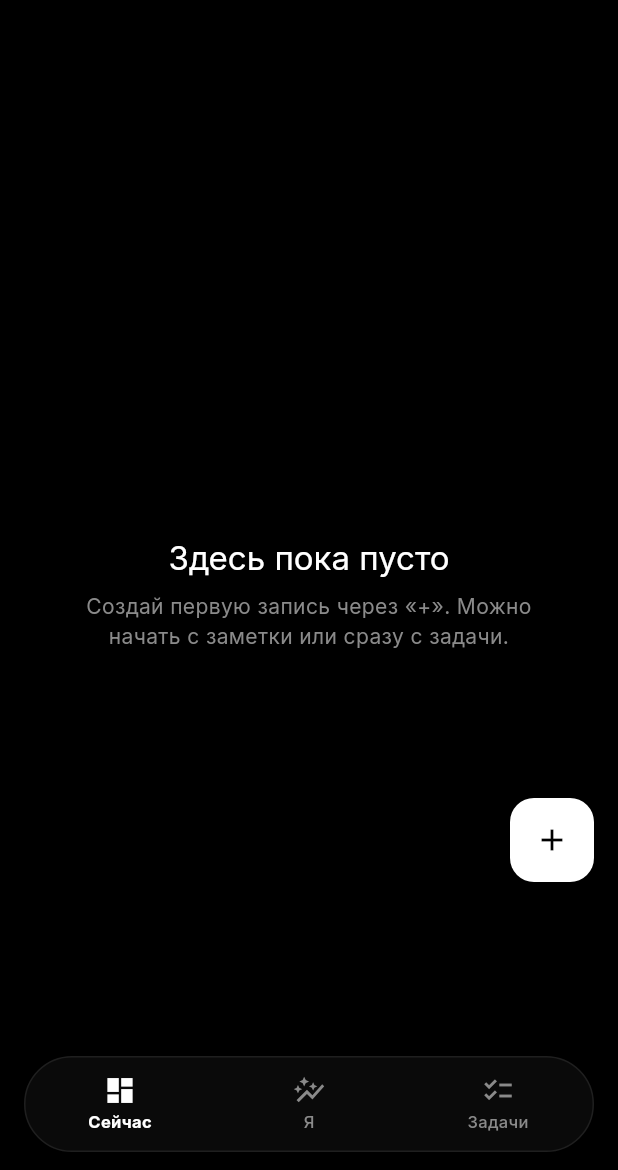
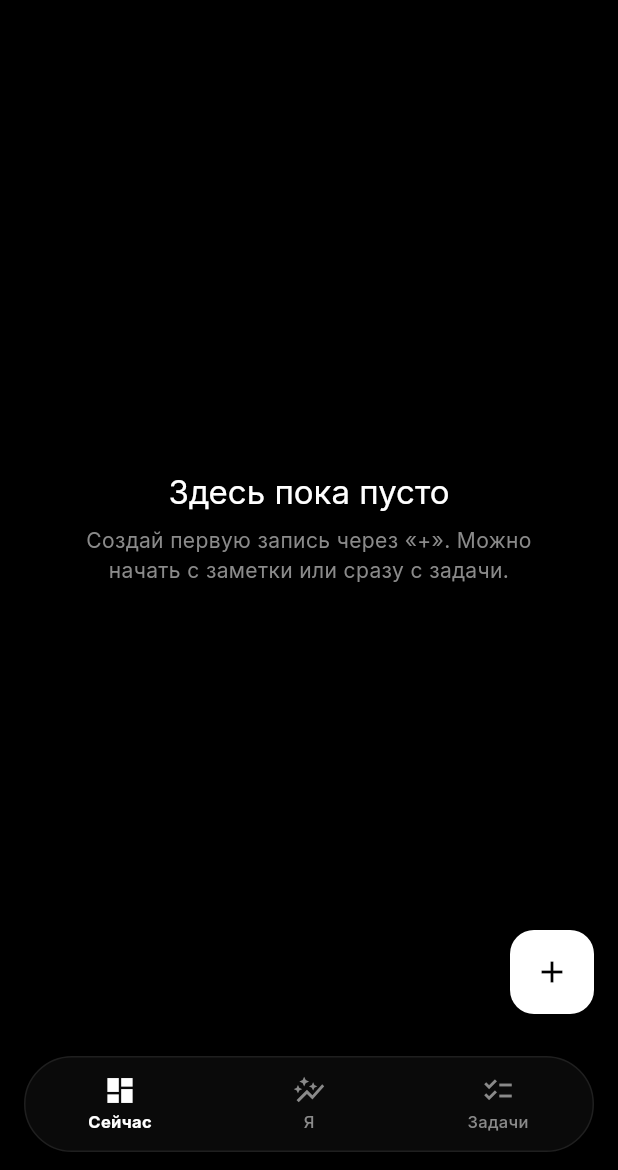
Before and after one commit to gamegroyvi/noetica, a Flutter app: the HomeShell screen opened directly, on a phone screen of 412 x 824 dp, the part 66-1236 px from its top. Run offline on Flutter 3.47's test engine with Material 3 defaults, Android fonts, the phone set to English and light mode, and no system bars; our stand-ins replace audioplayers, flutter_local_notifications, flutter_riverpod, flutter_secure_storage, flutter_timezone, google_fonts and 7 more; missing offline and left inert: local_notifier, tray_manager, window_manager; accounts and stored records are empty.

Commit message:
fix(home_shell): drop extendBody so capsule tabbar doesn't overlap content
Pulled extendBody:true and the manual MediaQuery padding injection — many
screens use hard-coded ListView bottom padding rather than MediaQuery, so
sliding the body under the capsule was clipping their last items. The FAB
also had a fragile EdgeInsets.only(bottom: kFloatingTabBarReserve) that
pushed it visibly up on every screen.

The capsule still floats visually thanks to the horizontal/vertical
margins inside _FloatingTabBar, and Scaffold now reserves the bar's
intrinsic height + places the FAB right above it without compensation.

Co-Authored-By: 75sohwiork <grouvi20@mail.ru>

```diff
--- a/lib/features/home/home_shell.dart
+++ b/lib/features/home/home_shell.dart
@@ -25,8 +25,6 @@ const double _kRailExtended = 1200;
 /// hidden under the bar.
 const double kFloatingTabBarHeight = 64;
 const double kFloatingTabBarMargin = 12;
-const double kFloatingTabBarReserve =
-    kFloatingTabBarHeight + kFloatingTabBarMargin * 2;
 
 class HomeShell extends ConsumerStatefulWidget {
   const HomeShell({super.key});
@@ -196,28 +194,22 @@ class _HomeShellState extends ConsumerState<HomeShell> {
       // the bar's selectedIndex so it doesn't break when index = 3 (would
       // happen if user navigated to journal then resized to mobile).
       final mobileSelected = _index < _destinations.length ? _index : 0;
-      // Telegram-style floating tab bar: the body extends behind the
-      // bar; the bar itself sits in a margin'd, fully-rounded capsule
-      // that hovers over content and matches the new TG iOS design.
-      // Pages get an extra bottom inset injected via MediaQuery so
-      // their last items aren't hidden under the capsule.
+      // Telegram-style floating tab bar: the bar is a fully-rounded
+      // capsule with horizontal margins + a shadow so it visually hovers
+      // over content. We deliberately do NOT use extendBody:true here —
+      // letting the body slide UNDER the capsule means many screens
+      // (which use hard-coded ListView padding instead of MediaQuery)
+      // end up with their last items clipped, and the FAB has to be
+      // pushed up by a fragile constant. Keeping the bar inside the
+      // standard bottomNavigationBar slot lets Scaffold reserve the
+      // exact height and place the FAB right above the capsule, while
+      // the 12 px outer margin in _FloatingTabBar still produces the
+      // floating-capsule look the user asked for.
       return Scaffold(
-        extendBody: true,
-        body: MediaQuery(
-          data: MediaQuery.of(context).copyWith(
-            padding: MediaQuery.of(context).padding.copyWith(
-                  bottom: MediaQuery.of(context).padding.bottom +
-                      kFloatingTabBarReserve,
-                ),
-          ),
-          child: body,
-        ),
-        floatingActionButton: Padding(
-          padding: const EdgeInsets.only(bottom: kFloatingTabBarReserve),
-          child: FloatingActionButton(
-            onPressed: () => showEntryEditor(context, ref),
-            child: const Icon(Icons.add),
-          ),
+        body: body,
+        floatingActionButton: FloatingActionButton(
+          onPressed: () => showEntryEditor(context, ref),
+          child: const Icon(Icons.add),
         ),
         bottomNavigationBar: _FloatingTabBar(
           palette: palette,
```
